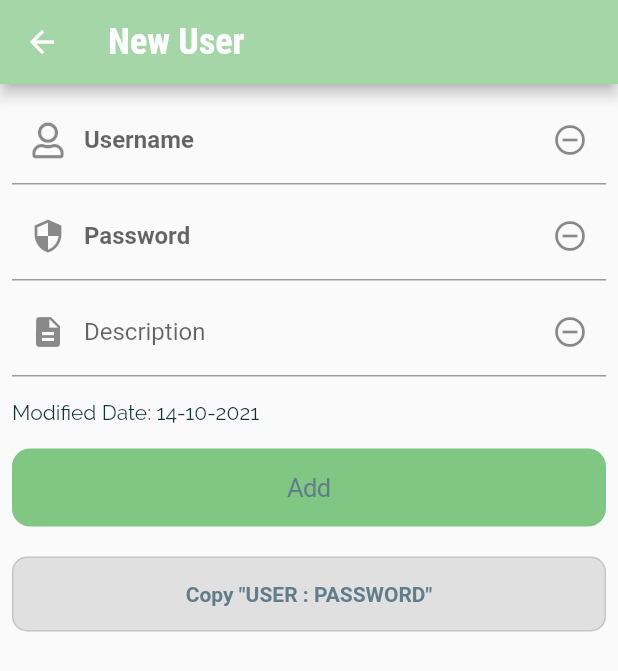
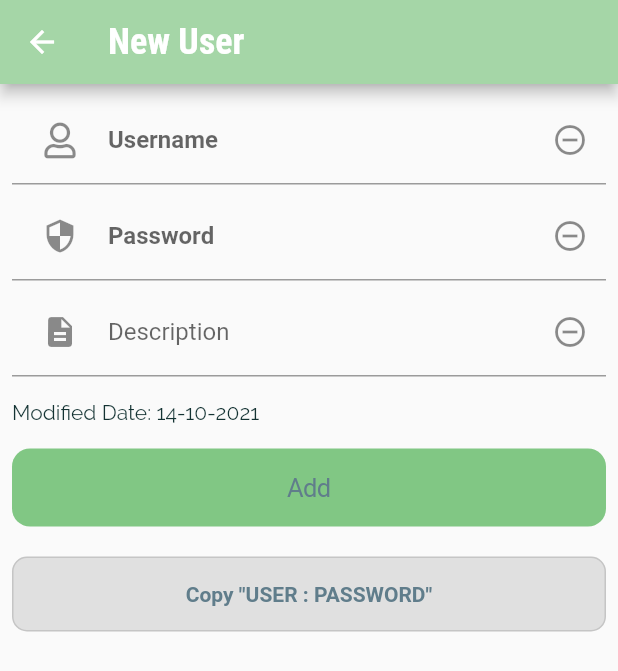
Before and after one commit to prodigyK/PasswordStorage, a Flutter app: the UserScreen screen opened by its route, after a tap on an icon or button, on a phone screen of 412 x 824 dp. Shown: the top 671 px of the screen. Run offline on Flutter 3.47's test engine with Material 2 defaults, Android fonts, the light colour scheme and no system bars; our stand-ins replace cloud_firestore, file_picker, firebase_auth, firebase_core, fluttericon, page_transition and 1 more; missing offline and left inert: encrypt; accounts and stored records are empty; statements that could not run were skipped.

Commit message:
Refactoring: user screen layout

```diff
--- a/lib/screens/users/user_details_screen.dart
+++ b/lib/screens/users/user_details_screen.dart
@@ -116,7 +116,23 @@ class _UserDetailScreenState extends State<UserDetailScreen> {
 
   @override
   Widget build(BuildContext context) {
-    return Scaffold(
+    return Center(
+      child: LayoutBuilder(builder: (context, constraints) {
+        if (constraints.maxWidth > 600) {
+          return _buildScaffold(context, width: 600);
+        } else {
+          return _buildScaffold(context, width: double.infinity);
+        }
+      }),
+    );
+  }
+
+  Widget _buildScaffold(BuildContext context, {required double width}) {
+    return Container(
+      width: width,
+      child: ConstrainedBox(
+        constraints: BoxConstraints(maxWidth: width),
+        child: Scaffold(
         appBar: AppBar(
           title: Text(_isNew ? 'New User' : 'Details'),
           backgroundColor: Colors.green.shade200,
@@ -137,7 +153,10 @@ class _UserDetailScreenState extends State<UserDetailScreen> {
                         decoration: InputDecoration(
                           labelText: 'Username',
                           prefixIcon: GestureDetector(
+                            child: Padding(
+                              padding: const EdgeInsets.symmetric(horizontal: 20.0),
                               child: Icon(FontAwesome5.user),
+                            ),
                             onTap: () {
                               Clipboard.setData(ClipboardData(text: "${_usernameController.text}"));
                               _showSnackbar('Copied to Clipboard');
@@ -171,7 +190,10 @@ class _UserDetailScreenState extends State<UserDetailScreen> {
                         decoration: InputDecoration(
                           labelText: 'Password',
                           prefixIcon: GestureDetector(
+                            child: Padding(
+                              padding: const EdgeInsets.symmetric(horizontal: 20.0),
                               child: Icon(Icons.security),
+                            ),
                             onTap: () {
                               Clipboard.setData(ClipboardData(text: "${_passwordController.text}"));
                               _showSnackbar('Copied to Clipboard');
@@ -205,7 +227,10 @@ class _UserDetailScreenState extends State<UserDetailScreen> {
                         decoration: InputDecoration(
                           labelText: 'Description',
                           prefixIcon: GestureDetector(
+                            child: Padding(
+                              padding: const EdgeInsets.symmetric(horizontal: 20.0),
                               child: Icon(Icons.description),
+                            ),
                             onTap: () {
                               Clipboard.setData(ClipboardData(text: "${_descriptionController.text}"));
                               _showSnackbar('Copied to Clipboard');
@@ -275,6 +300,8 @@ class _UserDetailScreenState extends State<UserDetailScreen> {
                   ),
           ),
         ),
+  ),
+      ),
     );
   }
 }
--- a/lib/screens/users/user_screen.dart
+++ b/lib/screens/users/user_screen.dart
@@ -80,7 +80,23 @@ class _UserScreenState extends State<UserScreen> {
         : users.where((user) => user.name.toLowerCase().contains(searchText.toLowerCase())).toList();
     _sortUsers();
 
-    return Scaffold(
+    return Center(
+      child: LayoutBuilder(builder: (context, constraints) {
+        if (constraints.maxWidth > 600) {
+          return _buildScaffold(context, width: 600);
+        } else {
+          return _buildScaffold(context, width: double.infinity);
+        }
+      }),
+    );
+  }
+
+  Widget _buildScaffold(BuildContext context, {required double width}) {
+    return Container(
+      width: width,
+      child: ConstrainedBox(
+        constraints: BoxConstraints(maxWidth: width),
+        child: Scaffold(
           appBar: AppBar(
             backgroundColor: Colors.green.shade200,
             title: Text('Users (${users.length})'),
@@ -115,7 +131,7 @@ class _UserScreenState extends State<UserScreen> {
             ],
           ),
           body: isLoading
-          ? Center(child: CircularProgressIndicator())
+              ? Center(child: CircularProgressIndicator(color: Colors.blue, strokeWidth: 6))
               : RefreshIndicator(
                   onRefresh: _updateUsers,
                   child: Column(
@@ -123,11 +139,11 @@ class _UserScreenState extends State<UserScreen> {
                       Container(
                         height: 50,
                         decoration: BoxDecoration(
-                      border: Border.all(width: 0.5),
+                          border: Border.all(width: 0.1),
                         ),
                         child: CupertinoSearchTextField(
                           controller: _searchController,
-                      backgroundColor: Colors.white,
+                          backgroundColor: Colors.transparent,
                           onChanged: (value) {
                             setState(() {
                               searchText = value;
@@ -162,6 +178,8 @@ class _UserScreenState extends State<UserScreen> {
                     ],
                   ),
                 ),
+        ),
+      ),
     );
   }
 }
```
Lines whose indentation alone changed are shown as unchanged.
